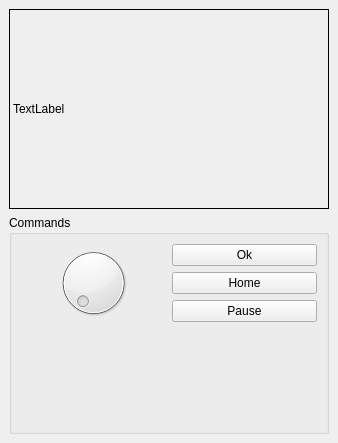
Above: story-editor/src/ost-hmi.ui from arabine/open-story-teller before the change. Below: the same form after it.
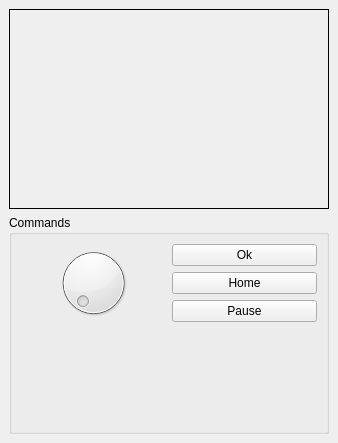
That is the form after the change.

The edit to the form file:
```diff
--- a/story-editor/src/ost-hmi.ui
+++ b/story-editor/src/ost-hmi.ui
@@ -33,7 +33,7 @@
        <enum>QFrame::Box</enum>
       </property>
       <property name="text">
-       <string>TextLabel</string>
+       <string/>
       </property>
      </widget>
     </item>
```
